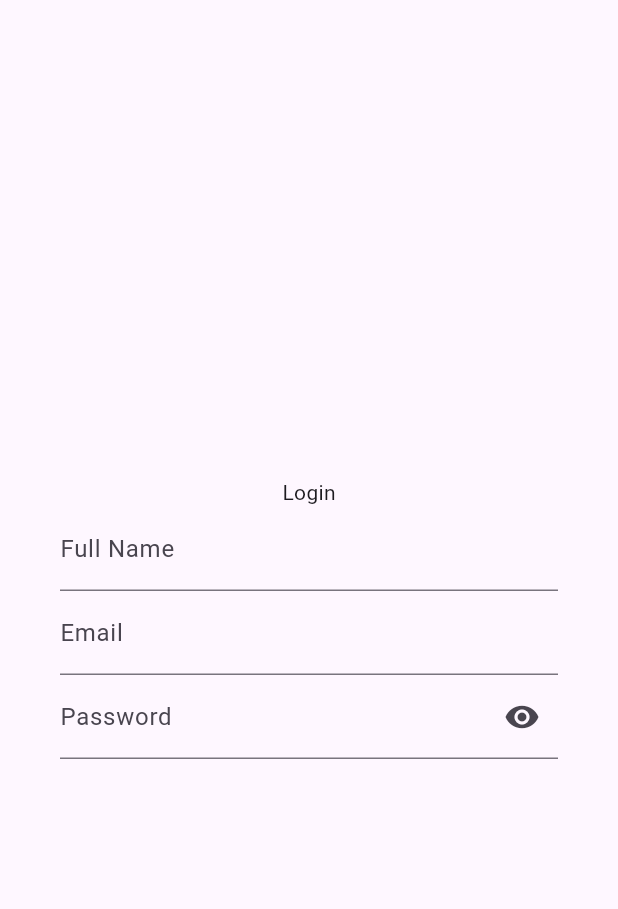
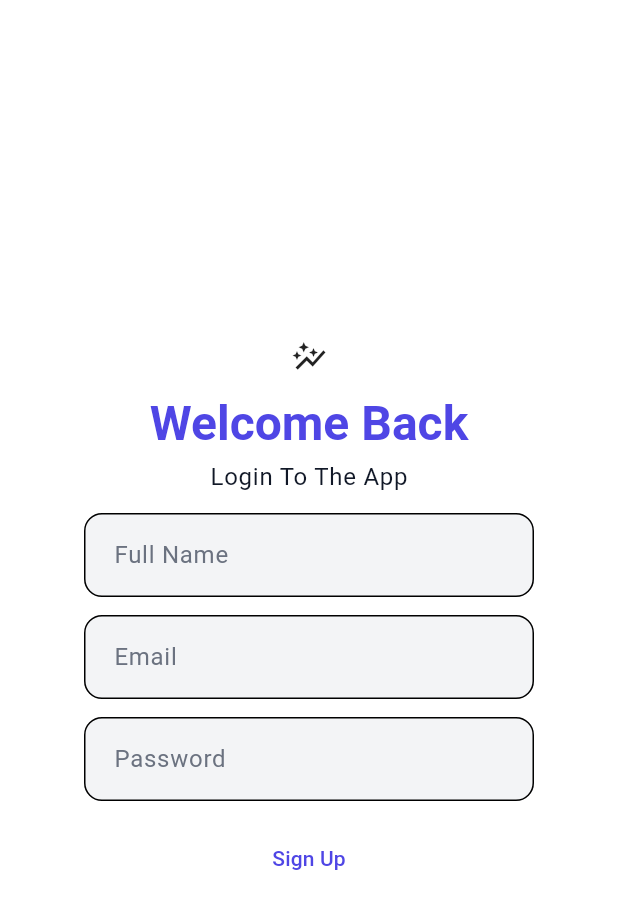
Before and after one commit to tanvirgeek/flutter_experiment, a Flutter app: the screen it shows after launch, on a phone screen of 412 x 824 dp. Shown: the top 909 px of the screen. Run offline on Flutter 3.47's test engine with Material 3 defaults, Android fonts, the phone set to English and light mode, and no system bars.

Commit message:
Centralized Dark & Light Theme

```diff
--- /dev/null
+++ b/lib/features/auth/presentation/core/Theme/colors.dart
@@ -0,0 +1,43 @@
+import 'package:flutter/material.dart';
+
+class AppColors {
+  AppColors._();
+
+  // ===== BRAND =====
+  static const primary = Color(0xFF4F46E5);
+  static const primaryContainer = Color(0xFFE0E7FF);
+
+  static const secondary = Color(0xFF06B6D4);
+  static const secondaryContainer = Color(0xFFCFFAFE);
+
+  // ===== STATUS =====
+  static const error = Color(0xFFDC2626);
+  static const errorContainer = Color(0xFFFEE2E2);
+
+  // ===== LIGHT SURFACES =====
+  static const surface = Color(0xFFFFFFFF);
+  static const surfaceVariant = Color(0xFFF3F4F6);
+  static const background = Color(0xFFF9FAFB);
+  static const textPrimary = Color(0xFF111827);
+  static const textSecondary = Color(0xFF6B7280);
+  static const outline = Color(0xFFE5E7EB);
+  static const inverseSurface = Color(0xFF111827);
+
+  // ===== DARK SURFACES =====
+  static const darkPrimary = Color(0xFF818CF8);
+  static const darkPrimaryContainer = Color(0xFF312E81);
+
+  static const darkSecondary = Color(0xFF22D3EE);
+  static const darkSecondaryContainer = Color(0xFF164E63);
+
+  static const darkError = Color(0xFFF87171);
+  static const darkErrorContainer = Color(0xFF7F1D1D);
+
+  static const darkSurface = Color(0xFF0F172A);
+  static const darkSurfaceVariant = Color(0xFF1E293B);
+  static const darkBackground = Color(0xFF0B1120);
+  static const darkTextPrimary = Color(0xFFF8FAFC);
+  static const darkTextSecondary = Color(0xFF94A3B8);
+  static const darkOutline = Color(0xFF334155);
+  static const darkInverseSurface = Color(0xFFF8FAFC);
+}
--- /dev/null
+++ b/lib/features/auth/presentation/core/Theme/theme.dart
@@ -0,0 +1,137 @@
+import 'package:flutter/material.dart';
+import 'package:flutter_experiment/features/auth/presentation/core/Theme/colors.dart';
+
+class AppTheme {
+  AppTheme._();
+
+  // ===============================
+  // LIGHT THEME
+  // ===============================
+  static final ThemeData lightTheme = ThemeData(
+    useMaterial3: true,
+    brightness: Brightness.light,
+
+    colorScheme: const ColorScheme(
+      brightness: Brightness.light,
+
+      primary: AppColors.primary,
+      onPrimary: Colors.white,
+      primaryContainer: AppColors.primaryContainer,
+      onPrimaryContainer: AppColors.primary,
+
+      secondary: AppColors.secondary,
+      onSecondary: Colors.white,
+      secondaryContainer: AppColors.secondaryContainer,
+      onSecondaryContainer: AppColors.secondary,
+
+      error: AppColors.error,
+      onError: Colors.white,
+      errorContainer: AppColors.errorContainer,
+      onErrorContainer: AppColors.error,
+
+      surface: AppColors.surface,
+      onSurface: AppColors.textPrimary,
+      surfaceContainerHighest: AppColors.surfaceVariant,
+      onSurfaceVariant: AppColors.textSecondary,
+
+      outline: AppColors.outline,
+      shadow: Colors.black,
+      inverseSurface: AppColors.inverseSurface,
+      onInverseSurface: Colors.white,
+      inversePrimary: AppColors.primary,
+    ),
+
+    scaffoldBackgroundColor: AppColors.surface,
+
+    textTheme: const TextTheme(
+      headlineLarge: TextStyle(fontSize: 32, fontWeight: FontWeight.bold),
+      headlineMedium: TextStyle(fontSize: 24, fontWeight: FontWeight.bold),
+      bodyLarge: TextStyle(fontSize: 16),
+      bodyMedium: TextStyle(fontSize: 14),
+    ),
+
+    inputDecorationTheme: _inputDecorationTheme,
+    elevatedButtonTheme: _elevatedButtonTheme,
+  );
+
+  // ===============================
+  // DARK THEME
+  // ===============================
+  static final ThemeData darkTheme = ThemeData(
+    useMaterial3: true,
+    brightness: Brightness.dark,
+
+    colorScheme: const ColorScheme(
+      brightness: Brightness.dark,
+
+      primary: AppColors.darkPrimary,
+      onPrimary: Colors.black,
+      primaryContainer: AppColors.darkPrimaryContainer,
+      onPrimaryContainer: AppColors.darkPrimary,
+
+      secondary: AppColors.darkSecondary,
+      onSecondary: Colors.black,
+      secondaryContainer: AppColors.darkSecondaryContainer,
+      onSecondaryContainer: AppColors.darkSecondary,
+
+      error: AppColors.darkError,
+      onError: Colors.black,
+      errorContainer: AppColors.darkErrorContainer,
+      onErrorContainer: AppColors.darkError,
+
+      surface: AppColors.darkSurface,
+      onSurface: AppColors.darkTextPrimary,
+      surfaceContainerHighest: AppColors.darkSurfaceVariant,
+      onSurfaceVariant: AppColors.darkTextSecondary,
+
+      outline: AppColors.darkOutline,
+      shadow: Colors.black,
+      inverseSurface: AppColors.darkInverseSurface,
+      onInverseSurface: Colors.black,
+      inversePrimary: AppColors.darkPrimary,
+    ),
+
+    scaffoldBackgroundColor: AppColors.darkSurface,
+
+    textTheme: const TextTheme(
+      headlineLarge: TextStyle(fontSize: 32, fontWeight: FontWeight.bold),
+      headlineMedium: TextStyle(fontSize: 24, fontWeight: FontWeight.bold),
+      bodyLarge: TextStyle(fontSize: 16),
+      bodyMedium: TextStyle(fontSize: 14),
+    ),
+
+    inputDecorationTheme: _inputDecorationTheme,
+    elevatedButtonTheme: _elevatedButtonTheme,
+  );
+
+  // ===============================
+  // INPUT DECORATION
+  // ===============================
+  static final InputDecorationTheme
+  _inputDecorationTheme = InputDecorationTheme(
+    filled: true,
+    contentPadding: const EdgeInsets.symmetric(horizontal: 16, vertical: 16),
+    border: OutlineInputBorder(borderRadius: BorderRadius.circular(12)),
+    enabledBorder: OutlineInputBorder(borderRadius: BorderRadius.circular(12)),
+    focusedBorder: OutlineInputBorder(
+      borderRadius: BorderRadius.circular(12),
+      borderSide: const BorderSide(width: 2),
+    ),
+  );
+
+  // ===============================
+  // BUTTONS
+  // ===============================
+  static final ElevatedButtonThemeData _elevatedButtonTheme =
+      ElevatedButtonThemeData(
+        style: ButtonStyle(
+          padding: WidgetStateProperty.all(
+            const EdgeInsets.symmetric(vertical: 16),
+          ),
+          shape: WidgetStateProperty.all(
+            RoundedRectangleBorder(borderRadius: BorderRadius.circular(12)),
+          ),
+          elevation: WidgetStateProperty.all(0),
+        ),
+      );
+}
--- /dev/null
+++ b/lib/features/auth/presentation/core/Theme/theme_text_extension.dart
@@ -0,0 +1,22 @@
+import 'package:flutter/material.dart';
+
+extension ThemeText on BuildContext {
+  /// headlineLarge uses dynamic primary color
+  TextStyle headlinePrimary() => Theme.of(this).textTheme.headlineLarge!
+      .copyWith(color: Theme.of(this).colorScheme.primary);
+
+  /// headlineMedium uses dynamic onSurface color
+  TextStyle headlineMediumOnSurface() => Theme.of(this)
+      .textTheme
+      .headlineMedium!
+      .copyWith(color: Theme.of(this).colorScheme.onSurface);
+
+  /// bodyLarge uses dynamic onSurface color
+  TextStyle bodyLargeOnSurface() => Theme.of(
+    this,
+  ).textTheme.bodyLarge!.copyWith(color: Theme.of(this).colorScheme.onSurface);
+
+  /// bodyMedium uses dynamic onSurfaceVariant color
+  TextStyle bodyMediumOnSurfaceVariant() => Theme.of(this).textTheme.bodyMedium!
+      .copyWith(color: Theme.of(this).colorScheme.onSurfaceVariant);
+}
--- a/lib/features/auth/presentation/screens/login_screen.dart
+++ b/lib/features/auth/presentation/screens/login_screen.dart
@@ -1,4 +1,5 @@
 import 'package:flutter/material.dart';
+import 'package:flutter_experiment/features/auth/presentation/core/Theme/theme_text_extension.dart';
 import 'package:flutter_experiment/features/auth/presentation/widgets/auth_text_field.dart';
 
 class LoginScreen extends StatefulWidget {
@@ -9,35 +10,68 @@ class LoginScreen extends StatefulWidget {
 }
 
 class _LoginScreenState extends State<LoginScreen> {
+  final _formKey = GlobalKey<FormState>();
   final _nameController = TextEditingController();
+  final _emailController = TextEditingController();
+  final _passwordController = TextEditingController();
 
   @override
   void dispose() {
     _nameController.dispose();
+    _emailController.dispose();
+    _passwordController.dispose();
     super.dispose();
   }
 
   @override
   Widget build(BuildContext context) {
     return Scaffold(
-      body: Padding(
-        padding: const EdgeInsetsGeometry.all(40),
+      body: Center(
+        child: SingleChildScrollView(
+          child: ConstrainedBox(
+            constraints: const BoxConstraints(maxWidth: 420),
+            child: Container(
+              decoration: BoxDecoration(borderRadius: .circular(15)),
+              child: Form(
+                key: _formKey,
+                child: ConstrainedBox(
+                  constraints: const BoxConstraints(maxWidth: 300),
                   child: Column(
-          mainAxisAlignment: .center,
                     children: [
-            const Text("Login"),
-            AuthTextField(controller: _nameController, label: "Full Name"),
+                      const Icon(Icons.auto_graph),
+                      const SizedBox(height: 12),
+                      Text("Welcome Back", style: context.headlinePrimary()),
+                      const SizedBox(height: 4),
+                      Text(
+                        "Login To The App",
+                        style: context.bodyLargeOnSurface(),
+                      ),
+                      const SizedBox(height: 12),
                       AuthTextField(
                         controller: _nameController,
+                        label: "Full Name",
+                      ),
+                      const SizedBox(height: 12),
+                      AuthTextField(
+                        controller: _emailController,
                         label: "Email",
-              keyboardType: .emailAddress,
                       ),
+                      const SizedBox(height: 12),
                       AuthTextField(
-              controller: _nameController,
+                        controller: _passwordController,
                         label: "Password",
-              isPassword: true,
+                      ),
+                      const SizedBox(height: 12),
+                      ElevatedButton(
+                        onPressed: () {},
+                        child: const Text("Sign Up"),
                       ),
                     ],
+                  ),
+                ),
+              ),
+            ),
+          ),
         ),
       ),
     );
--- a/lib/main.dart
+++ b/lib/main.dart
@@ -1,4 +1,5 @@
 import 'package:flutter/material.dart';
+import 'package:flutter_experiment/features/auth/presentation/core/Theme/theme.dart';
 import 'package:flutter_experiment/features/auth/presentation/screens/login_screen.dart';
 
 void main() {
@@ -10,9 +11,10 @@ class MyApp extends StatelessWidget {
 
   @override
   Widget build(BuildContext context) {
-    return const MaterialApp(
+    return MaterialApp(
       debugShowCheckedModeBanner: false,
-      home: LoginScreen(),
+      theme: AppTheme.lightTheme,
+      home: const LoginScreen(),
     );
   }
 }
```
Lines whose indentation alone changed are shown as unchanged.
